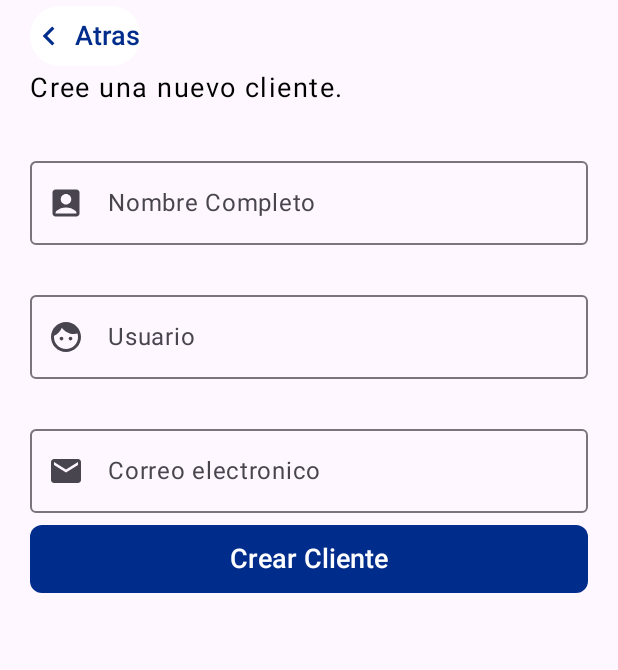
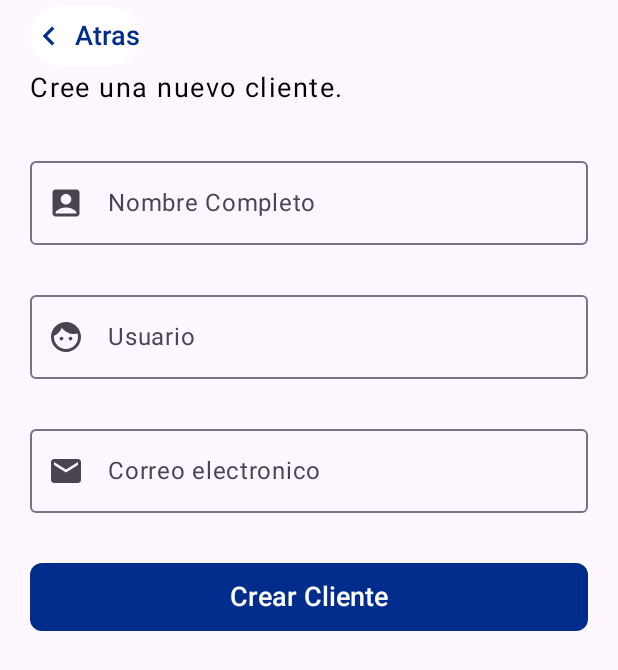
Before and after one commit to Josuesp1620/GeoAppV2, an Android app built with Jetpack Compose: the CreateClientScreen screen opened through its navigation route, on a phone screen of 412 x 824 dp. Shown: the top 670 px of the screen. Run offline under Robolectric (Android 15) with nearby library versions, the phone set to English and light mode, and no system bars; our stand-ins replace Dagger/Hilt's generated code; libraries missing offline, so code that uses them is left out: com.huawei.hms; 1 statement that could not run was skipped.

Commit message:
Add Spacer Button Create - InputFields

```diff
--- a/app/src/main/java/com/geosolution/geoapp/presentation/screens/client/components/CreateClientContent.kt
+++ b/app/src/main/java/com/geosolution/geoapp/presentation/screens/client/components/CreateClientContent.kt
@@ -84,6 +84,8 @@ fun CreateClientContent(
             placeholder = { Text(text = "Correo electronico") },
         )
 
+        Spacer(modifier = Modifier.height(25.dp))
+
         Button(
             modifier = Modifier
                 .fillMaxWidth()
```
